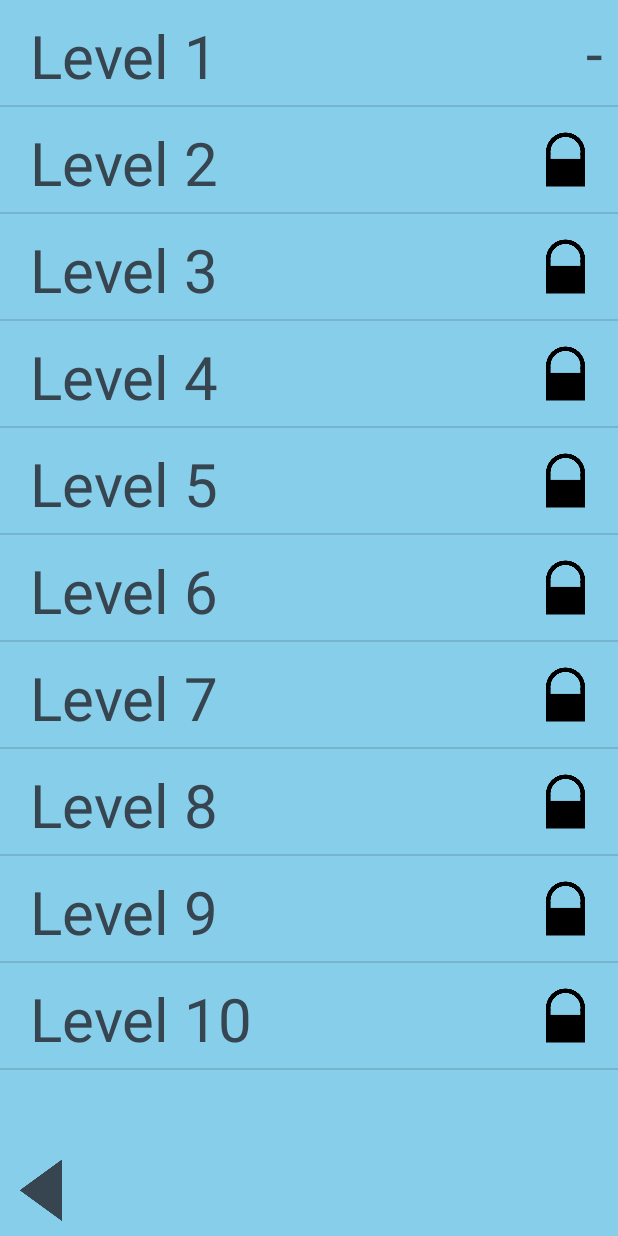
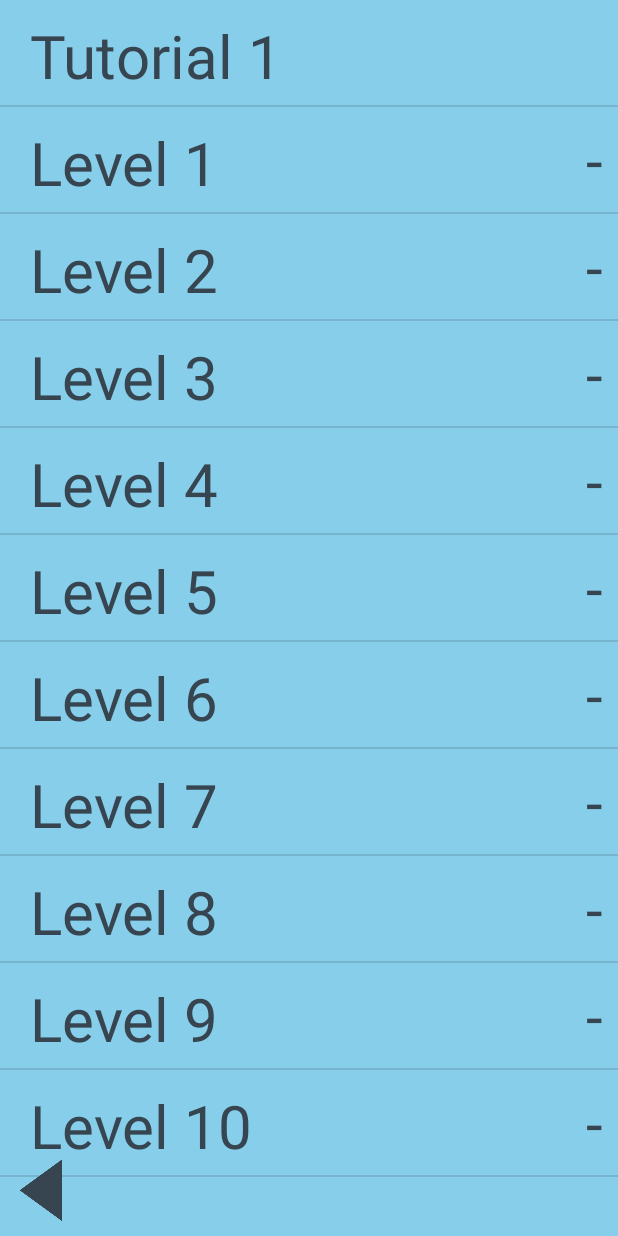
Before and after one commit to smjcrane/Mountain-Climbers, an Android app: the PackSelectActivity screen opened directly, with no data from a screen before it, after a tap on "Then there were 3", on a phone screen of 412 x 824 dp. Run offline under Robolectric (Android 15) with nearby library versions, the light colour scheme and no system bars.

Commit message:
tutorials are shown at beginning of level packs

```diff
--- a/app/src/main/java/com/example/mountainclimbers/Common.java
+++ b/app/src/main/java/com/example/mountainclimbers/Common.java
@@ -9,4 +9,7 @@
 
     public static int PACK_POS = 0;
     public static int LEVEL_POS = 0;
+    public static int TUTORIAL_POS = 0;
+
+    public static boolean tutorial = true;
 }
--- a/app/src/main/java/com/example/mountainclimbers/LevelListAdapter.java
+++ b/app/src/main/java/com/example/mountainclimbers/LevelListAdapter.java
@@ -2,6 +2,7 @@
 
 import android.content.Context;
 import android.content.res.Resources;
+import android.graphics.drawable.Drawable;
 import android.util.Log;
 import android.view.LayoutInflater;
 import android.view.View;
@@ -10,27 +11,27 @@
 import android.widget.ImageView;
 import android.widget.TextView;
 
+import java.util.logging.Level;
+
 public class LevelListAdapter extends ArrayAdapter<Integer> {
 
     private Context context;
     private DataBaseHandler db;
-    private int mode;
-    private View[] views;
-    private int packPos;
+    private Levels.Pack pack;
+    private Drawable completedDrawable;
+    private Drawable lockedDrawable;
 
-    public LevelListAdapter(Context context, int layoutID, int packPos, int mode){
-        super(context, layoutID, new Integer[Levels.packs[packPos].getLength()]);
-        int length = Levels.packs[packPos].getLength();
+    public LevelListAdapter(Context context, int layoutID){
+        super(context, layoutID, new Integer[Levels.packs[Common.PACK_POS].getLength() + Levels.packs[Common.PACK_POS].getNumTutorials()]);
+        this.pack = Levels.packs[Common.PACK_POS];
         this.context = context;
         this.db = new DataBaseHandler(context);
-        this.mode = mode;
-        this.views = new View[length];
-        this.packPos = packPos;
+        completedDrawable = context.getDrawable(R.drawable.tick);
+        lockedDrawable = context.getDrawable(R.drawable.padlock);
     }
 
     @Override
     public View getView(int position, View v, ViewGroup parent) {
-        v = views[position];
 
         if (v == null) {
             LayoutInflater vi;
@@ -38,33 +39,36 @@
             v = vi.inflate(R.layout.list_item_level_select, null);
         }
 
-        int levelID = db.getId(packPos, position);
-
         TextView nameText = v.findViewById(R.id.listItemLevelText);
-
-        nameText.setText("Level " + (position + 1));
-
         ImageView completedImage = v.findViewById(R.id.listItemCompletedImage);
-
         TextView timeText = v.findViewById(R.id.listItemLevelTime);
 
-        boolean completed = db.isCompleted(levelID);
-        Log.d("LIST", position + " " + levelID + " " + db.isLocked(levelID));
-
-        if (db.isLocked(levelID)) {
-            completedImage.setImageDrawable(context.getDrawable(R.drawable.padlock));
-            timeText.setVisibility(View.INVISIBLE);
-        } else if (mode == Common.MODE_TIMED) {
-            completedImage.setVisibility(View.INVISIBLE);
-            timeText.setVisibility(View.VISIBLE);
-            int time = db.getBestTimeSeconds(levelID);
-            timeText.setText(formatTimeSeconds(time));
-        } else if (completed){
-            completedImage.setImageDrawable(context.getDrawable(R.drawable.tick));
+        String displayName;
+        if (position < pack.getNumTutorials()){
+            displayName = "Tutorial " + (position + 1);
+            completedImage.setImageDrawable(null);
+            timeText.setText("");
         } else {
-            completedImage.setImageDrawable(null);
+            displayName = "Level " + (position - pack.getNumTutorials() + 1);
+            int levelID = db.getId(Common.PACK_POS, position - pack.getNumTutorials());
+            switch (Common.MODE){
+                case Common.MODE_DEFAULT:
+                    timeText.setText("");
+                    if (db.isCompleted(levelID)){
+                        completedImage.setImageDrawable(completedDrawable);
+                    } else if (db.isLocked(levelID)) {
+                        completedImage.setImageDrawable(lockedDrawable);
+                    } else {
+                        completedImage.setImageDrawable(null);
+                    }
+                    break;
+                case Common.MODE_TIMED:
+                    timeText.setText(formatTimeSeconds(db.getBestTimeSeconds(levelID)));
+                    completedImage.setImageDrawable(null);
+            }
         }
 
+        nameText.setText(displayName);
         return v;
     }
 
@@ -74,6 +78,6 @@
         }
         String s = Integer.toString(seconds / 60);
         int r = seconds % 60;
-        return s + ":" + (r < 10 ? "0" : "") + Integer.toString(r);
+        return s + ":" + (r < 10 ? "0" : "") + r;
     }
 }
--- a/app/src/main/java/com/example/mountainclimbers/LevelSelectActivity.java
+++ b/app/src/main/java/com/example/mountainclimbers/LevelSelectActivity.java
@@ -3,6 +3,7 @@
 import android.content.Intent;
 import android.support.v7.app.AppCompatActivity;
 import android.os.Bundle;
+import android.util.Log;
 import android.view.View;
 import android.widget.AdapterView;
 import android.widget.Button;
@@ -24,7 +25,7 @@
         mode = Common.MODE;
 
         listView = findViewById(R.id.levelList);
-        adapter = new LevelListAdapter(this, R.layout.list_item_level_select, Common.PACK_POS, mode);
+        adapter = new LevelListAdapter(this, R.layout.list_item_level_select);
         listView.setAdapter(adapter);
 
         db = new DataBaseHandler(this);
@@ -32,11 +33,21 @@
         listView.setOnItemClickListener(new AdapterView.OnItemClickListener() {
             @Override
             public void onItemClick(AdapterView<?> parent, View view, int position, long id) {
-                if (!db.isLocked(db.getId(Common.PACK_POS, position))) {
-                    Intent playLevel = new Intent();
-                    playLevel.setClass(LevelSelectActivity.this, SeeMountainActivity.class);
-                    Common.LEVEL_POS = position;
-                    startActivity(playLevel);
+                Levels.Pack pack = Levels.packs[Common.PACK_POS];
+                if (position < pack.getNumTutorials()){
+                    Intent tutorial = new Intent();
+                    tutorial.setClass(LevelSelectActivity.this, TutorialActivity.class);
+                    Common.TUTORIAL_POS = position;
+                    startActivity(tutorial);
+                } else {
+                    int levelPos = position - pack.getNumTutorials();
+                    Log.d("LVL", "you clicked on " + levelPos);
+                    if (!db.isLocked(db.getId(Common.PACK_POS, levelPos))) {
+                        Intent playLevel = new Intent();
+                        playLevel.setClass(LevelSelectActivity.this, SeeMountainActivity.class);
+                        Common.LEVEL_POS = levelPos;
+                        startActivity(playLevel);
+                    }
                 }
             }
         });
@@ -62,7 +73,13 @@
     protected void onResume(){
         super.onResume();
         adapter.notifyDataSetInvalidated();
-        listView.setSelection(Common.LEVEL_POS);
+        int pos;
+        if (Common.tutorial){
+            pos = Common.TUTORIAL_POS;
+        } else {
+            pos = Common.LEVEL_POS + Levels.packs[Common.PACK_POS].getNumTutorials();
+        }
+        listView.setSelection(pos);
     }
 
 }
--- a/app/src/main/java/com/example/mountainclimbers/PackSelectActivity.java
+++ b/app/src/main/java/com/example/mountainclimbers/PackSelectActivity.java
@@ -46,4 +46,11 @@
             }
         });
     }
+
+    @Override
+    protected void onResume(){
+        super.onResume();
+        Common.LEVEL_POS = 0;
+        Common.tutorial = true;
+    }
 }
```
Also changed, not shown: app/src/main/java/com/example/mountainclimbers/Levels.java (+22 -2 lines), app/src/main/java/com/example/mountainclimbers/MainActivity.java (+1 -11 lines), app/src/main/java/com/example/mountainclimbers/SeeMountainActivity.java (+5 -2 lines), app/src/main/java/com/example/mountainclimbers/TutorialActivity.java (+5 -7 lines), app/src/main/res/layout/activity_main.xml (+2 -13 lines), app/src/main/res/levels/then_there_were_3/raw/tutorial_ttw3_1.txt (added, +15 -0 lines).
